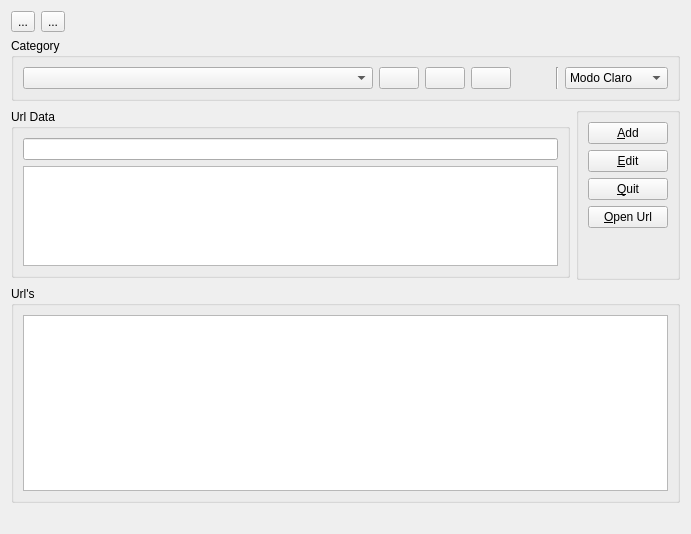
Old version of the form widget.ui in the repository lincolningaroca/xxxApp.
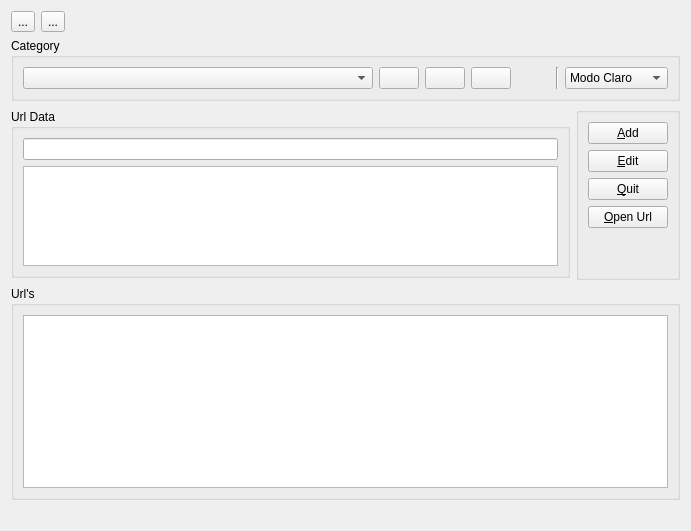
New version of the form. Icons and pictures are not drawn.

Commit message: Add user icon, and show icon in status bar when user is log in program.

Patch:
```diff
--- a/widget.ui
+++ b/widget.ui
@@ -7,7 +7,7 @@
     <x>0</x>
     <y>0</y>
     <width>691</width>
-    <height>534</height>
+    <height>531</height>
    </rect>
   </property>
   <property name="windowTitle">
```
Left out of the diff: 25 changed lines with no effect on the pictures. The commit also changes 2 other files.
